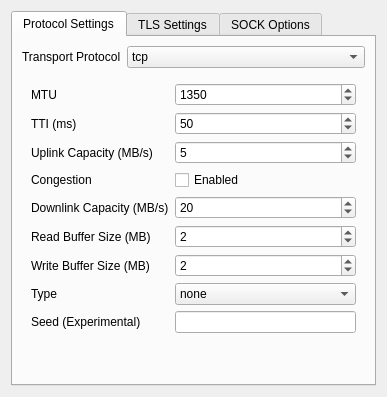
Above: src/ui/widgets/widgets/StreamSettingsWidget.ui from Qv2ray/Qv2ray before the change. Below: the same form after it.
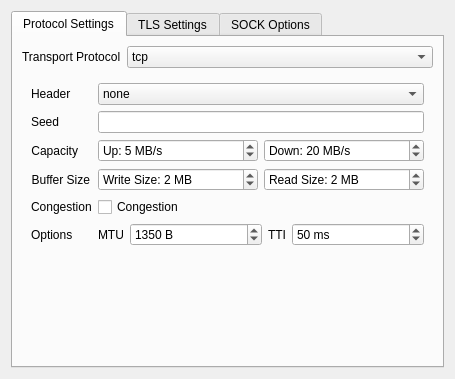
That is the form after the change. The open tabs and pages were chosen to show the change.

Commit message: refactor: refactored Qv2rayBase, PluginHost, InboundEditor UI and StreamSettingsWidget

The edit to the form file:
```diff
--- a/src/ui/widgets/widgets/StreamSettingsWidget.ui
+++ b/src/ui/widgets/widgets/StreamSettingsWidget.ui
@@ -6,8 +6,8 @@
    <rect>
     <x>0</x>
     <y>0</y>
-    <width>387</width>
-    <height>397</height>
+    <width>455</width>
+    <height>379</height>
    </rect>
   </property>
   <property name="windowTitle">
@@ -233,171 +233,13 @@
          <widget class="QWidget" name="mKCPStackPage">
           <layout class="QFormLayout" name="formLayout_7">
            <item row="0" column="0">
-            <widget class="QLabel" name="label_8">
-             <property name="text">
-              <string>MTU</string>
-             </property>
-            </widget>
-           </item>
-           <item row="0" column="1">
-            <widget class="QSpinBox" name="kcpMTU">
-             <property name="sizePolicy">
-              <sizepolicy hsizetype="MinimumExpanding" vsizetype="Fixed">
-               <horstretch>0</horstretch>
-               <verstretch>0</verstretch>
-              </sizepolicy>
-             </property>
-             <property name="minimum">
-              <number>576</number>
-             </property>
-             <property name="maximum">
-              <number>1460</number>
-             </property>
-             <property name="value">
-              <number>1350</number>
-             </property>
-            </widget>
-           </item>
-           <item row="1" column="0">
-            <widget class="QLabel" name="label_10">
-             <property name="text">
-              <string>TTI (ms)</string>
-             </property>
-            </widget>
-           </item>
-           <item row="1" column="1">
-            <widget class="QSpinBox" name="kcpTTI">
-             <property name="sizePolicy">
-              <sizepolicy hsizetype="MinimumExpanding" vsizetype="Fixed">
-               <horstretch>0</horstretch>
-               <verstretch>0</verstretch>
-              </sizepolicy>
-             </property>
-             <property name="minimum">
-              <number>10</number>
-             </property>
-             <property name="maximum">
-              <number>100</number>
-             </property>
-             <property name="value">
-              <number>50</number>
-             </property>
-            </widget>
-           </item>
-           <item row="2" column="0">
-            <widget class="QLabel" name="label_12">
-             <property name="text">
-              <string>Uplink Capacity (MB/s)</string>
-             </property>
-            </widget>
-           </item>
-           <item row="2" column="1">
-            <widget class="QSpinBox" name="kcpUploadCapacSB">
-             <property name="sizePolicy">
-              <sizepolicy hsizetype="MinimumExpanding" vsizetype="Fixed">
-               <horstretch>0</horstretch>
-               <verstretch>0</verstretch>
-              </sizepolicy>
-             </property>
-             <property name="maximum">
-              <number>4096</number>
-             </property>
-             <property name="value">
-              <number>5</number>
-             </property>
-            </widget>
-           </item>
-           <item row="3" column="0">
-            <widget class="QLabel" name="label_15">
-             <property name="text">
-              <string>Congestion</string>
-             </property>
-            </widget>
-           </item>
-           <item row="3" column="1">
-            <widget class="QCheckBox" name="kcpCongestionCB">
-             <property name="text">
-              <string>Enabled</string>
-             </property>
-            </widget>
-           </item>
-           <item row="4" column="0">
-            <widget class="QLabel" name="label_9">
-             <property name="text">
-              <string>Downlink Capacity (MB/s)</string>
-             </property>
-            </widget>
-           </item>
-           <item row="4" column="1">
-            <widget class="QSpinBox" name="kcpDownCapacitySB">
-             <property name="sizePolicy">
-              <sizepolicy hsizetype="MinimumExpanding" vsizetype="Fixed">
-               <horstretch>0</horstretch>
-               <verstretch>0</verstretch>
-              </sizepolicy>
-             </property>
-             <property name="maximum">
-              <number>4096</number>
-             </property>
-             <property name="value">
-              <number>20</number>
-             </property>
-            </widget>
-           </item>
-           <item row="5" column="0">
-            <widget class="QLabel" name="label_11">
-             <property name="text">
-              <string>Read Buffer Size (MB)</string>
-             </property>
-            </widget>
-           </item>
-           <item row="5" column="1">
-            <widget class="QSpinBox" name="kcpReadBufferSB">
-             <property name="sizePolicy">
-              <sizepolicy hsizetype="MinimumExpanding" vsizetype="Fixed">
-               <horstretch>0</horstretch>
-               <verstretch>0</verstretch>
-              </sizepolicy>
-             </property>
-             <property name="maximum">
-              <number>1024</number>
-             </property>
-             <property name="value">
-              <number>2</number>
-             </property>
-            </widget>
-           </item>
-           <item row="6" column="0">
-            <widget class="QLabel" name="labelx">
-             <property name="text">
-              <string>Write Buffer Size (MB)</string>
-             </property>
-            </widget>
-           </item>
-           <item row="6" column="1">
-            <widget class="QSpinBox" name="kcpWriteBufferSB">
-             <property name="sizePolicy">
-              <sizepolicy hsizetype="MinimumExpanding" vsizetype="Fixed">
-               <horstretch>0</horstretch>
-               <verstretch>0</verstretch>
-              </sizepolicy>
-             </property>
-             <property name="maximum">
-              <number>1024</number>
-             </property>
-             <property name="value">
-              <number>2</number>
-             </property>
-            </widget>
-           </item>
-           <item row="7" column="0">
             <widget class="QLabel" name="label_16">
              <property name="text">
-              <string>Type</string>
+              <string>Header</string>
              </property>
             </widget>
            </item>
-           <item row="7" column="1">
+           <item row="0" column="1">
             <widget class="QComboBox" name="kcpHeaderType">
              <property name="sizePolicy">
               <sizepolicy hsizetype="MinimumExpanding" vsizetype="Fixed">
@@ -437,16 +279,197 @@
              </item>
             </widget>
            </item>
-           <item row="8" column="0">
+           <item row="1" column="0">
             <widget class="QLabel" name="label_13">
              <property name="text">
-              <string>Seed (Experimental)</string>
+              <string>Seed</string>
              </property>
             </widget>
            </item>
-           <item row="8" column="1">
+           <item row="1" column="1">
             <widget class="QLineEdit" name="kcpSeedTxt"/>
            </item>
+           <item row="2" column="0">
+            <widget class="QLabel" name="label_23">
+             <property name="text">
+              <string>Capacity</string>
+             </property>
+             <property name="alignment">
+              <set>Qt::AlignRight|Qt::AlignTrailing|Qt::AlignVCenter</set>
+             </property>
+            </widget>
+           </item>
+           <item row="2" column="1">
+            <layout class="QHBoxLayout" name="horizontalLayout_5" stretch="1,1">
+             <item>
+              <widget class="QSpinBox" name="kcpUploadCapacSB">
+               <property name="suffix">
+                <string notr="true"> MB/s</string>
+               </property>
+               <property name="prefix">
+                <string>Up: </string>
+               </property>
+               <property name="maximum">
+                <number>4096</number>
+               </property>
+               <property name="value">
+                <number>5</number>
+               </property>
+              </widget>
+             </item>
+             <item>
+              <widget class="QSpinBox" name="kcpDownCapacitySB">
+               <property name="minimumSize">
+                <size>
+                 <width>80</width>
+                 <height>0</height>
+                </size>
+               </property>
+               <property name="suffix">
+                <string notr="true"> MB/s</string>
+               </property>
+               <property name="prefix">
+                <string>Down: </string>
+               </property>
+               <property name="maximum">
+                <number>4096</number>
+               </property>
+               <property name="value">
+                <number>20</number>
+               </property>
+              </widget>
+             </item>
+            </layout>
+           </item>
+           <item row="3" column="0">
+            <widget class="QLabel" name="label_22">
+             <property name="text">
+              <string>Buffer Size</string>
+             </property>
+             <property name="alignment">
+              <set>Qt::AlignRight|Qt::AlignTrailing|Qt::AlignVCenter</set>
+             </property>
+            </widget>
+           </item>
+           <item row="3" column="1">
+            <layout class="QHBoxLayout" name="horizontalLayout_6" stretch="1,1">
+             <item>
+              <widget class="QSpinBox" name="kcpWriteBufferSB">
+               <property name="suffix">
+                <string notr="true"> MB</string>
+               </property>
+               <property name="prefix">
+                <string>Write Size: </string>
+               </property>
+               <property name="maximum">
+                <number>1024</number>
+               </property>
+               <property name="value">
+                <number>2</number>
+               </property>
+              </widget>
+             </item>
+             <item>
+              <widget class="QSpinBox" name="kcpReadBufferSB">
+               <property name="suffix">
+                <string notr="true"> MB</string>
+               </property>
+               <property name="prefix">
+                <string>Read Size: </string>
+               </property>
+               <property name="maximum">
+                <number>1024</number>
+               </property>
+               <property name="value">
+                <number>2</number>
+               </property>
+              </widget>
+             </item>
+            </layout>
+           </item>
+           <item row="4" column="0">
+            <widget class="QLabel" name="label_24">
+             <property name="text">
+              <string>Congestion</string>
+             </property>
+            </widget>
+           </item>
+           <item row="4" column="1">
+            <widget class="QCheckBox" name="kcpCongestionCB">
+             <property name="text">
+              <string>Congestion</string>
+             </property>
+            </widget>
+           </item>
+           <item row="5" column="0">
+            <widget class="QLabel" name="label_15">
+             <property name="text">
+              <string>Options</string>
+             </property>
+            </widget>
+           </item>
+           <item row="5" column="1">
+            <layout class="QHBoxLayout" name="horizontalLayout_3">
+             <item>
+              <widget class="QLabel" name="label_8">
+               <property name="text">
+                <string>MTU</string>
+               </property>
+              </widget>
+             </item>
+             <item>
+              <widget class="QSpinBox" name="kcpMTU">
+               <property name="sizePolicy">
+                <sizepolicy hsizetype="MinimumExpanding" vsizetype="Fixed">
+                 <horstretch>0</horstretch>
+                 <verstretch>0</verstretch>
+                </sizepolicy>
+               </property>
+               <property name="suffix">
+                <string notr="true"> B</string>
+               </property>
+               <property name="minimum">
+                <number>576</number>
+               </property>
+               <property name="maximum">
+                <number>1460</number>
+               </property>
+               <property name="value">
+                <number>1350</number>
+               </property>
+              </widget>
+             </item>
+             <item>
+              <widget class="QLabel" name="label_10">
+               <property name="text">
+                <string>TTI</string>
+               </property>
+              </widget>
+             </item>
+             <item>
+              <widget class="QSpinBox" name="kcpTTI">
+               <property name="sizePolicy">
+                <sizepolicy hsizetype="MinimumExpanding" vsizetype="Fixed">
+                 <horstretch>0</horstretch>
+                 <verstretch>0</verstretch>
+                </sizepolicy>
+               </property>
+               <property name="suffix">
+                <string notr="true"> ms</string>
+               </property>
+               <property name="minimum">
+                <number>10</number>
+               </property>
+               <property name="maximum">
+                <number>100</number>
+               </property>
+               <property name="value">
+                <number>50</number>
+               </property>
+              </widget>
+             </item>
+            </layout>
+           </item>
           </layout>
          </widget>
          <widget class="QWidget" name="dsStackPage">
```
Left out of the diff: 34 changed lines with no effect on the pictures. The commit also changes 21 other files.
